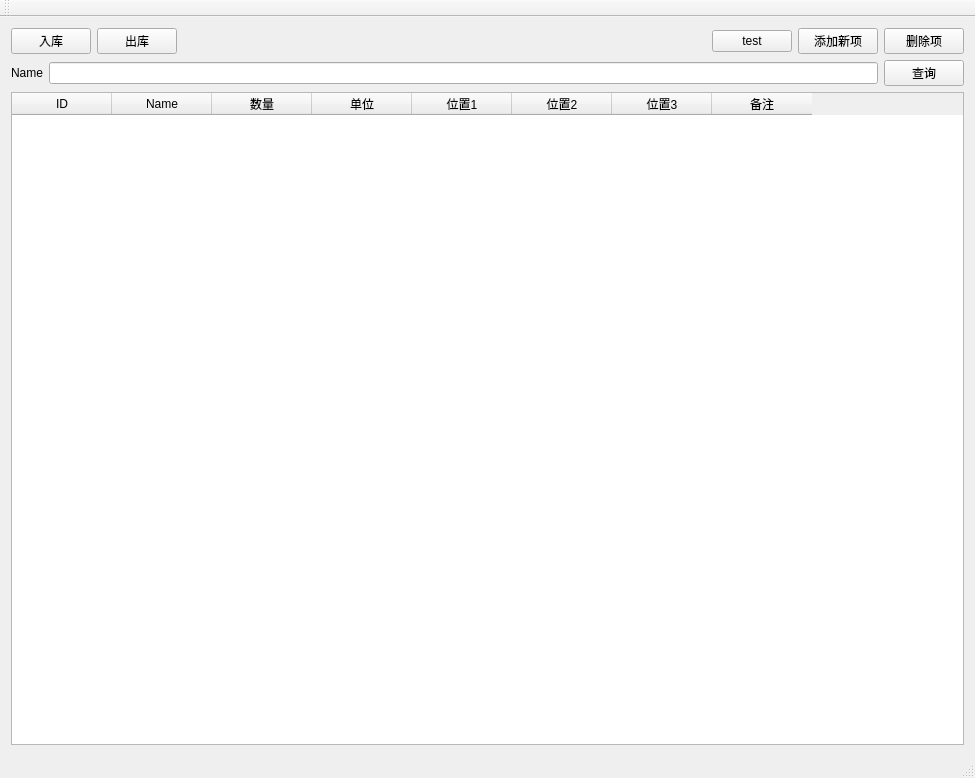
Old version of the form StorageManager/MainWindow.ui in the repository huqng/StorageManager.
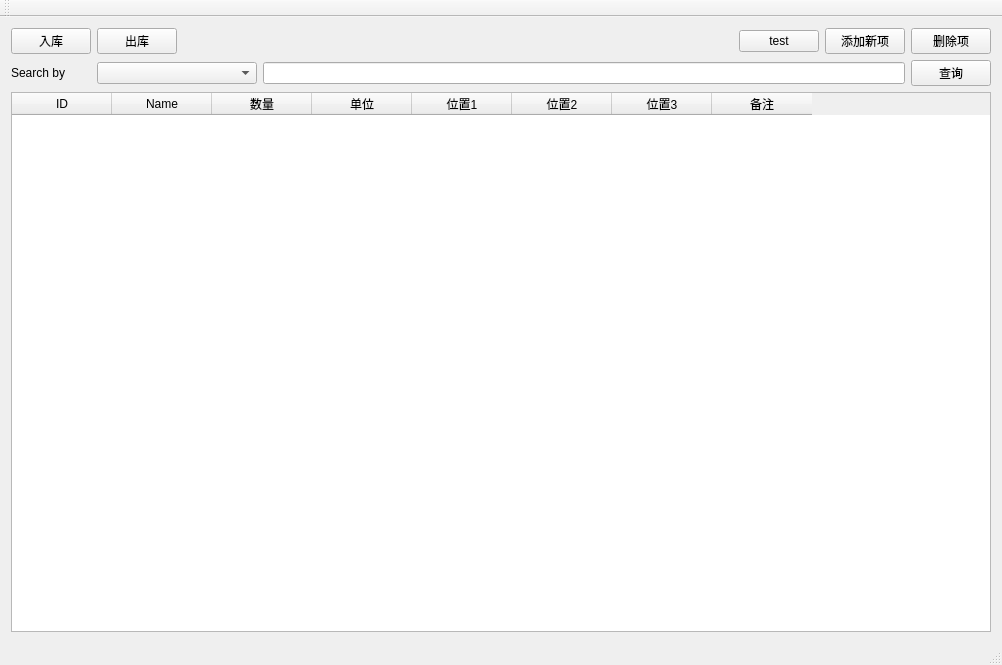
New version of the form.

What changed in the file:
```diff
--- a/StorageManager/MainWindow.ui
+++ b/StorageManager/MainWindow.ui
@@ -6,8 +6,8 @@
    <rect>
     <x>0</x>
     <y>0</y>
-    <width>975</width>
-    <height>778</height>
+    <width>1002</width>
+    <height>665</height>
    </rect>
   </property>
   <property name="windowTitle">
@@ -68,14 +68,17 @@
      </layout>
     </item>
     <item>
-     <layout class="QHBoxLayout" name="horizontalLayout_2">
+     <layout class="QHBoxLayout" name="horizontalLayout_2" stretch="1,2,8,1">
       <item>
        <widget class="QLabel" name="label">
         <property name="text">
-         <string>Name</string>
+         <string>Search by</string>
         </property>
        </widget>
       </item>
+      <item>
+       <widget class="QComboBox" name="cbSearchBy"/>
+      </item>
       <item>
        <widget class="QLineEdit" name="lineEdit"/>
       </item>
```
Left out of the diff: 2 changed lines with no effect on the pictures.
